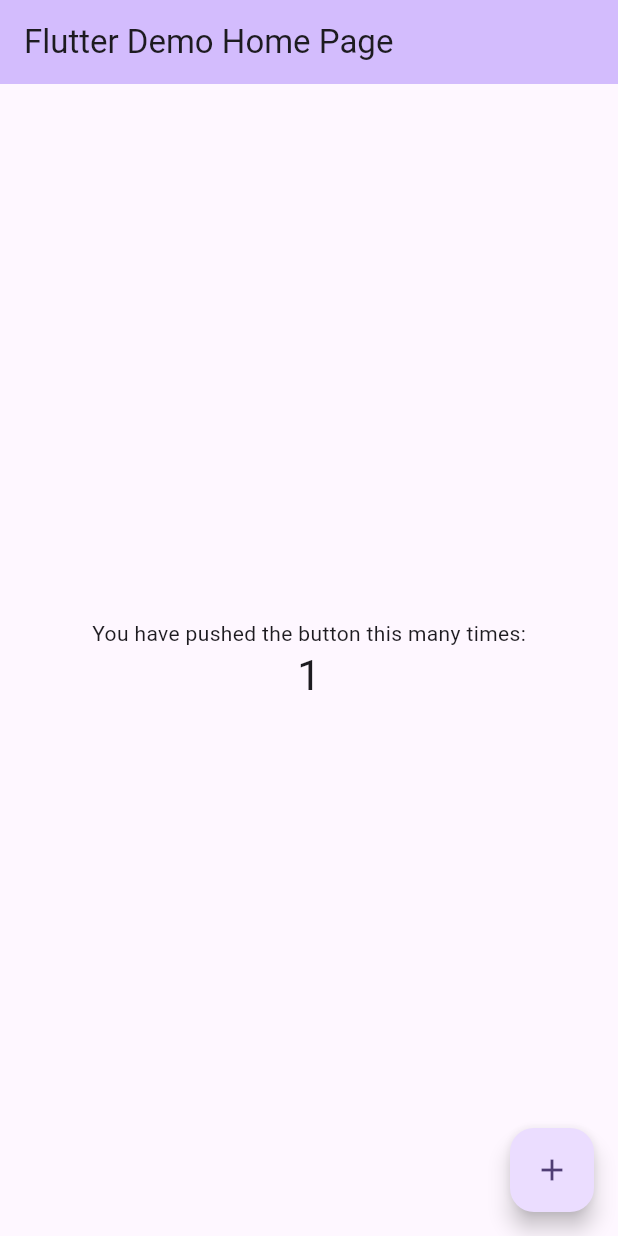
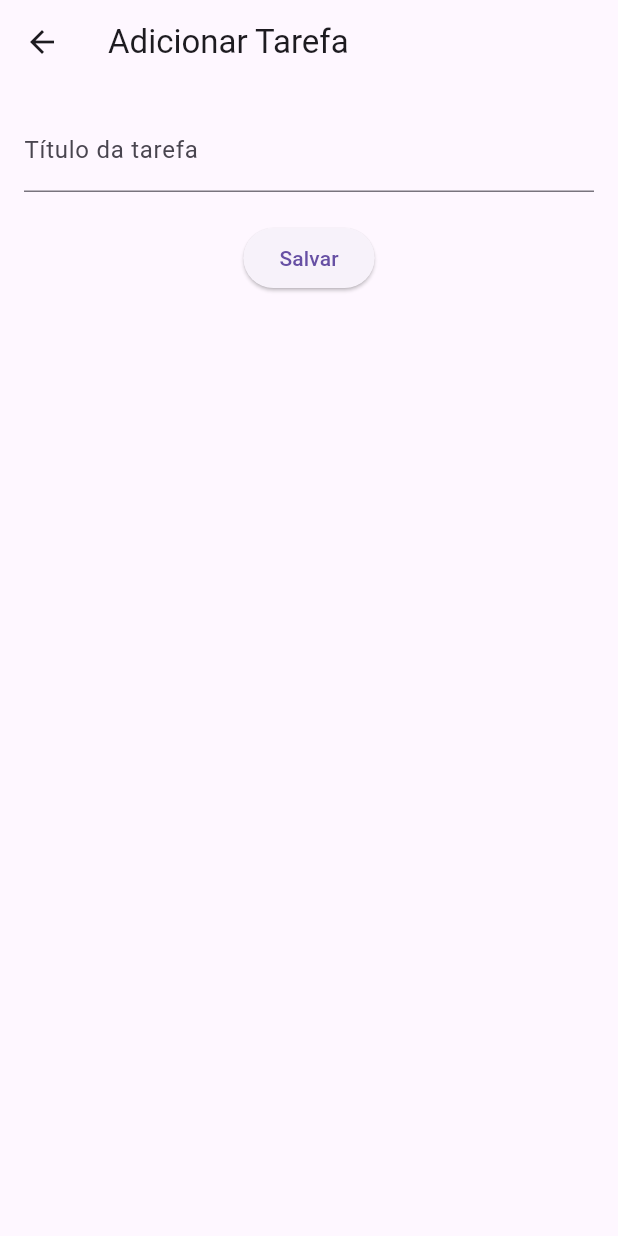
Before and after one commit to lcsvaa/todo_list_app_flutter, a Flutter app: the screen it shows after launch, after a tap on the "add" icon, on a phone screen of 412 x 824 dp. Run offline on Flutter 3.47's test engine with Material 3 defaults, Android fonts, the phone set to English and light mode, and no system bars; our stand-ins replace shared_preferences.

```diff
--- /dev/null
+++ b/lib/add_task_page.dart
@@ -0,0 +1,33 @@
+import 'package:flutter/material.dart';
+import 'task_model.dart';
+
+class AddTaskPage extends StatelessWidget {
+  final TextEditingController controller = TextEditingController();
+
+  @override
+  Widget build(BuildContext context) {
+    return Scaffold(
+      appBar: AppBar(title: Text('Adicionar Tarefa')),
+      body: Padding(
+        padding: EdgeInsets.all(16),
+        child: Column(
+          children: [
+            TextField(
+              controller: controller,
+              decoration: InputDecoration(labelText: 'Título da tarefa'),
+            ),
+            SizedBox(height: 20),
+            ElevatedButton(
+              child: Text('Salvar'),
+              onPressed: () {
+                if (controller.text.isNotEmpty) {
+                  Navigator.pop(context, Task(title: controller.text));
+                }
+              },
+            ),
+          ],
+        ),
+      ),
+    );
+  }
+}
--- a/lib/main.dart
+++ b/lib/main.dart
@@ -1,122 +1,114 @@
+import 'dart:convert';
 import 'package:flutter/material.dart';
+import 'package:shared_preferences/shared_preferences.dart';
+import 'task_model.dart';
+import 'add_task_page.dart';
 
 void main() {
-  runApp(const MyApp());
+  runApp(MyApp());
 }
 
 class MyApp extends StatelessWidget {
-  const MyApp({super.key});
-
-  // This widget is the root of your application.
   @override
   Widget build(BuildContext context) {
     return MaterialApp(
-      title: 'Flutter Demo',
-      theme: ThemeData(
-        // This is the theme of your application.
-        //
-        // TRY THIS: Try running your application with "flutter run". You'll see
-        // the application has a purple toolbar. Then, without quitting the app,
-        // try changing the seedColor in the colorScheme below to Colors.green
-        // and then invoke "hot reload" (save your changes or press the "hot
-        // reload" button in a Flutter-supported IDE, or press "r" if you used
-        // the command line to start the app).
-        //
-        // Notice that the counter didn't reset back to zero; the application
-        // state is not lost during the reload. To reset the state, use hot
-        // restart instead.
-        //
-        // This works for code too, not just values: Most code changes can be
-        // tested with just a hot reload.
-        colorScheme: ColorScheme.fromSeed(seedColor: Colors.deepPurple),
-      ),
-      home: const MyHomePage(title: 'Flutter Demo Home Page'),
+      title: 'ToDo List',
+      theme: ThemeData(primarySwatch: Colors.blue),
+      home: HomePage(),
     );
   }
 }
 
-class MyHomePage extends StatefulWidget {
-  const MyHomePage({super.key, required this.title});
+class HomePage extends StatefulWidget {
+  @override
+  _HomePageState createState() => _HomePageState();
+}
 
-  // This widget is the home page of your application. It is stateful, meaning
-  // that it has a State object (defined below) that contains fields that affect
-  // how it looks.
-
-  // This class is the configuration for the state. It holds the values (in this
-  // case the title) provided by the parent (in this case the App widget) and
-  // used by the build method of the State. Fields in a Widget subclass are
-  // always marked "final".
-
-  final String title;
+class _HomePageState extends State<HomePage> {
+  List<Task> tasks = [];
 
   @override
-  State<MyHomePage> createState() => _MyHomePageState();
-}
+  void initState() {
+    super.initState();
+    loadTasks();
+  }
 
-class _MyHomePageState extends State<MyHomePage> {
-  int _counter = 0;
+  Future<void> loadTasks() async {
+    SharedPreferences prefs = await SharedPreferences.getInstance();
+    String? tasksString = prefs.getString('tasks');
+    if (tasksString != null) {
+      List decoded = jsonDecode(tasksString);
+      setState(() {
+        tasks = decoded.map((e) => Task.fromMap(e)).toList();
+      });
+    }
+  }
 
-  void _incrementCounter() {
+  Future<void> saveTasks() async {
+    SharedPreferences prefs = await SharedPreferences.getInstance();
+    List encoded = tasks.map((e) => e.toMap()).toList();
+    await prefs.setString('tasks', jsonEncode(encoded));
+  }
+
+  void addTask(Task task) {
     setState(() {
-      // This call to setState tells the Flutter framework that something has
-      // changed in this State, which causes it to rerun the build method below
-      // so that the display can reflect the updated values. If we changed
-      // _counter without calling setState(), then the build method would not be
-      // called again, and so nothing would appear to happen.
-      _counter++;
+      tasks.add(task);
     });
+    saveTasks();
+  }
+
+  void toggleTask(int index) {
+    setState(() {
+      tasks[index].isDone = !tasks[index].isDone;
+    });
+    saveTasks();
+  }
+
+  void deleteTask(int index) {
+    setState(() {
+      tasks.removeAt(index);
+    });
+    saveTasks();
   }
 
   @override
   Widget build(BuildContext context) {
-    // This method is rerun every time setState is called, for instance as done
-    // by the _incrementCounter method above.
-    //
-    // The Flutter framework has been optimized to make rerunning build methods
-    // fast, so that you can just rebuild anything that needs updating rather
-    // than having to individually change instances of widgets.
     return Scaffold(
-      appBar: AppBar(
-        // TRY THIS: Try changing the color here to a specific color (to
-        // Colors.amber, perhaps?) and trigger a hot reload to see the AppBar
-        // change color while the other colors stay the same.
-        backgroundColor: Theme.of(context).colorScheme.inversePrimary,
-        // Here we take the value from the MyHomePage object that was created by
-        // the App.build method, and use it to set our appbar title.
-        title: Text(widget.title),
-      ),
-      body: Center(
-        // Center is a layout widget. It takes a single child and positions it
-        // in the middle of the parent.
-        child: Column(
-          // Column is also a layout widget. It takes a list of children and
-          // arranges them vertically. By default, it sizes itself to fit its
-          // children horizontally, and tries to be as tall as its parent.
-          //
-          // Column has various properties to control how it sizes itself and
-          // how it positions its children. Here we use mainAxisAlignment to
-          // center the children vertically; the main axis here is the vertical
-          // axis because Columns are vertical (the cross axis would be
-          // horizontal).
-          //
-          // TRY THIS: Invoke "debug painting" (choose the "Toggle Debug Paint"
-          // action in the IDE, or press "p" in the console), to see the
-          // wireframe for each widget.
-          mainAxisAlignment: MainAxisAlignment.center,
-          children: <Widget>[
-            const Text('You have pushed the button this many times:'),
-            Text(
-              '$_counter',
-              style: Theme.of(context).textTheme.headlineMedium,
+      appBar: AppBar(title: Text('ToDo List')),
+      body: ListView.builder(
+        itemCount: tasks.length,
+        itemBuilder: (context, index) {
+          return ListTile(
+            title: Text(
+              tasks[index].title,
+              style: TextStyle(
+                  decoration: tasks[index].isDone
+                      ? TextDecoration.lineThrough
+                      : TextDecoration.none),
             ),
-          ],
-        ),
+            leading: Checkbox(
+              value: tasks[index].isDone,
+              onChanged: (val) => toggleTask(index),
+            ),
+            trailing: IconButton(
+              icon: Icon(Icons.delete),
+              onPressed: () => deleteTask(index),
+            ),
+          );
+        },
       ),
       floatingActionButton: FloatingActionButton(
-        onPressed: _incrementCounter,
-        tooltip: 'Increment',
-        child: const Icon(Icons.add),
-      ), // This trailing comma makes auto-formatting nicer for build methods.
+        child: Icon(Icons.add),
+        onPressed: () async {
+          final newTask = await Navigator.push(
+            context,
+            MaterialPageRoute(builder: (context) => AddTaskPage()),
+          );
+          if (newTask != null) {
+            addTask(newTask);
+          }
+        },
+      ),
     );
   }
 }
```
